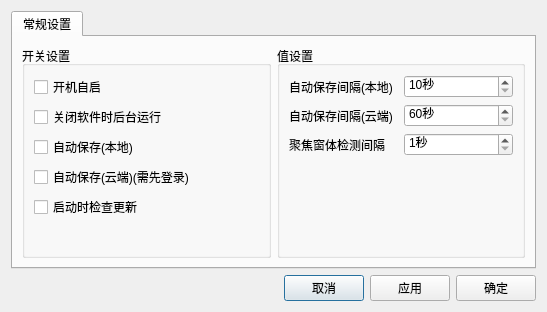
Qt form qsenior-timer/settingsdlg.ui (fuyouawa/qsenior-timer) before a commit.
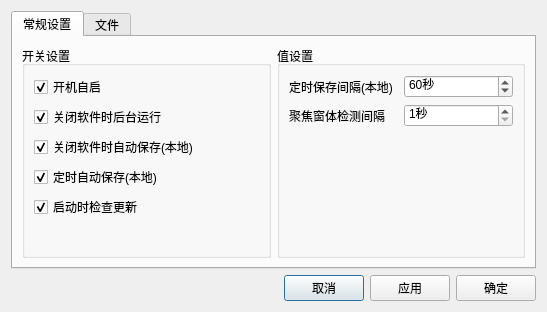
The same form after that commit. The open tabs and pages were chosen to show the change.

Patch:
```diff
--- a/qsenior-timer/settingsdlg.ui
+++ b/qsenior-timer/settingsdlg.ui
@@ -17,7 +17,10 @@
    <item>
     <widget class="QTabWidget" name="tabWidget">
      <property name="currentIndex">
-      <number>0</number>
+      <number>1</number>
+     </property>
+     <property name="tabBarAutoHide">
+      <bool>false</bool>
      </property>
      <widget class="QWidget" name="tab">
       <attribute name="title">
@@ -35,6 +38,9 @@
             <property name="text">
              <string>开机自启</string>
             </property>
+            <property name="checked">
+             <bool>true</bool>
+            </property>
            </widget>
           </item>
           <item>
@@ -42,19 +48,28 @@
             <property name="text">
              <string>关闭软件时后台运行</string>
             </property>
+            <property name="checked">
+             <bool>true</bool>
+            </property>
            </widget>
           </item>
           <item>
            <widget class="QCheckBox" name="chk_auto_save_local">
             <property name="text">
-             <string>自动保存(本地)</string>
+             <string>关闭软件时自动保存(本地)</string>
             </property>
+            <property name="checked">
+             <bool>true</bool>
+            </property>
            </widget>
           </item>
           <item>
            <widget class="QCheckBox" name="chk_auto_save_server">
             <property name="text">
-             <string>自动保存(云端)(需先登录)</string>
+             <string>定时自动保存(本地)</string>
+            </property>
+            <property name="checked">
+             <bool>true</bool>
             </property>
            </widget>
           </item>
@@ -63,6 +78,9 @@
             <property name="text">
              <string>启动时检查更新</string>
             </property>
+            <property name="checked">
+             <bool>true</bool>
+            </property>
            </widget>
           </item>
           <item>
@@ -92,7 +110,7 @@
             <item>
              <widget class="QLabel" name="label">
               <property name="text">
-               <string>自动保存间隔(本地)</string>
+               <string>定时保存间隔(本地)</string>
               </property>
              </widget>
             </item>
@@ -108,33 +126,6 @@
                <number>9999</number>
               </property>
               <property name="value">
-               <number>10</number>
-              </property>
-             </widget>
-            </item>
-           </layout>
-          </item>
-          <item>
-           <layout class="QHBoxLayout" name="horizontalLayout_3">
-            <item>
-             <widget class="QLabel" name="label_2">
-              <property name="text">
-               <string>自动保存间隔(云端)</string>
-              </property>
-             </widget>
-            </item>
-            <item>
-             <widget class="QSpinBox" name="edit_auto_save_server_inter">
-              <property name="suffix">
-               <string>秒</string>
-              </property>
-              <property name="minimum">
-               <number>60</number>
-              </property>
-              <property name="maximum">
-               <number>9999</number>
-              </property>
-              <property name="value">
                <number>60</number>
               </property>
              </widget>
@@ -186,6 +177,47 @@
        </item>
       </layout>
      </widget>
+     <widget class="QWidget" name="tab_2">
+      <attribute name="title">
+       <string>文件</string>
+      </attribute>
+      <layout class="QVBoxLayout" name="verticalLayout_4">
+       <item>
+        <layout class="QHBoxLayout" name="horizontalLayout_6">
+         <item>
+          <widget class="QLabel" name="label_4">
+           <property name="text">
+            <string>缓存数据保存目录</string>
+           </property>
+          </widget>
+         </item>
+         <item>
+          <widget class="QLineEdit" name="edit_db_file_dir"/>
+         </item>
+         <item>
+          <widget class="QToolButton" name="btn_open_db_file_path">
+           <property name="text">
+            <string>...</string>
+           </property>
+          </widget>
+         </item>
+        </layout>
+       </item>
+       <item>
+        <spacer name="verticalSpacer_3">
+         <property name="orientation">
+          <enum>Qt::Vertical</enum>
+         </property>
+         <property name="sizeHint" stdset="0">
+          <size>
+           <width>20</width>
+           <height>183</height>
+          </size>
+         </property>
+        </spacer>
+       </item>
+      </layout>
+     </widget>
     </widget>
    </item>
    <item>
```
Left out of the diff: 4 changed lines with no effect on the pictures.
